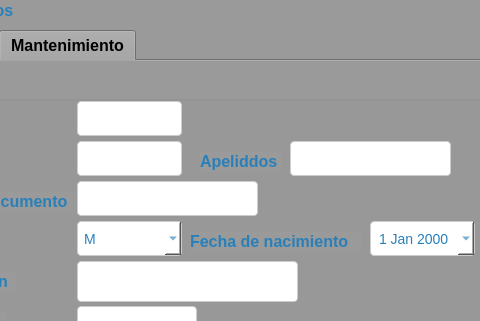
First picture: the form in Sistema de ventas/ui/FrmEmpleado.ui, repository CodeDrTech/DevelopPython, before the edit; both pictures show x 92 to 572 and y 0 to 321 of the 806 by 513 pixel window.
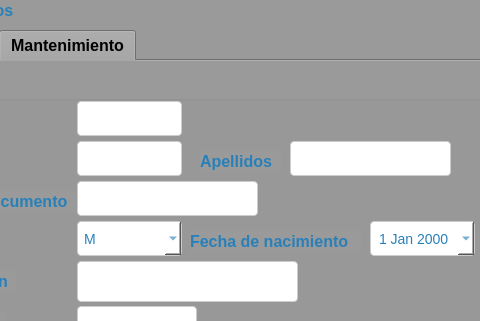
Second picture: the form after the edit. The open tabs and pages were chosen to show the change.

Diff of the .ui file:
```diff
--- a/Sistema de ventas/ui/FrmEmpleado.ui
+++ b/Sistema de ventas/ui/FrmEmpleado.ui
@@ -839,7 +839,7 @@
 }</string>
        </property>
        <property name="text">
-        <string>Apeliddos</string>
+        <string>Apellidos</string>
        </property>
       </widget>
       <widget class="QLabel" name="label_7">
```
Left out of the diff: 3 changed lines with no effect on the pictures.
